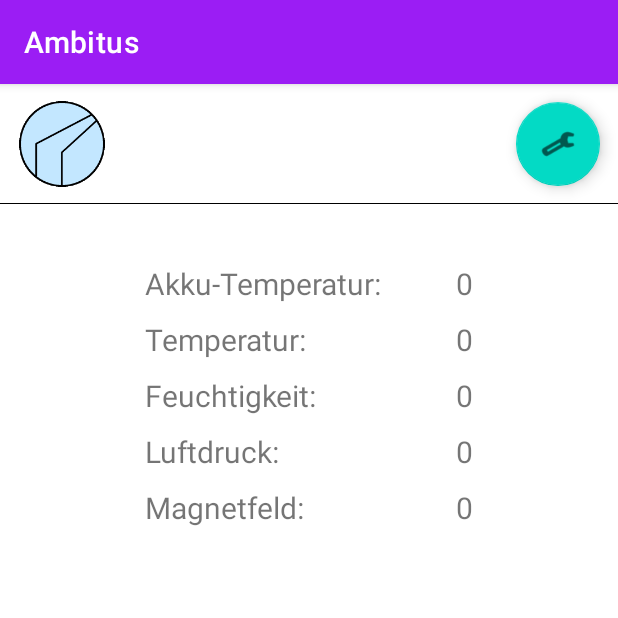
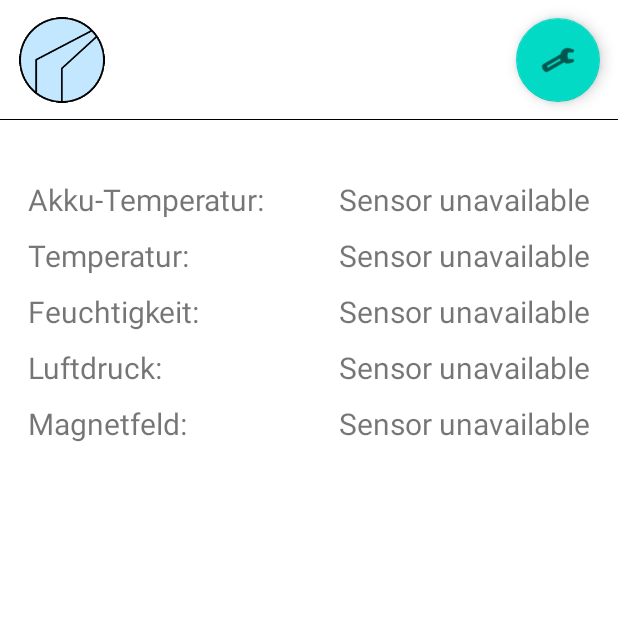
Before and after one commit to Monke457/Ambitus, an Android app: the screen it shows after launch (MainActivity), on a phone screen of 412 x 824 dp, the top half of it. Run offline under Robolectric (Android 15) with nearby library versions, the phone set to English and light mode, and no system bars.

Commit message:
add sensor functionality (#5)
Co-authored-by: bethw <beth.williams@bluewin.ch>

```diff
--- a/app/src/main/java/com/bsfh/bw/ambitus/MainActivity.java
+++ b/app/src/main/java/com/bsfh/bw/ambitus/MainActivity.java
@@ -1,28 +1,19 @@
 package com.bsfh.bw.ambitus;
 
-import android.hardware.Sensor;
-import android.hardware.SensorEvent;
-import android.hardware.SensorEventListener;
 import android.os.Bundle;
 
 import androidx.annotation.Nullable;
 import androidx.appcompat.app.AppCompatActivity;
 
-public class MainActivity extends AppCompatActivity implements SensorEventListener {
+public class MainActivity extends AppCompatActivity {
+
+
     @Override
     protected void onCreate(@Nullable Bundle savedInstanceState) {
         super.onCreate(savedInstanceState);
         setContentView(R.layout.activity_main);
-
-    }
-
-    @Override
-    public void onSensorChanged(SensorEvent event) {
-
-    }
-
-    @Override
-    public void onAccuracyChanged(Sensor sensor, int accuracy) {
-
+        if (getSupportActionBar() != null) {
+            getSupportActionBar().hide();
+        }
     }
 }
--- a/app/src/main/java/com/bsfh/bw/ambitus/MainFragment.java
+++ b/app/src/main/java/com/bsfh/bw/ambitus/MainFragment.java
@@ -1,9 +1,18 @@
 package com.bsfh.bw.ambitus;
 
+import static android.content.Context.SENSOR_SERVICE;
+
+import android.hardware.Sensor;
+import android.hardware.SensorEvent;
+import android.hardware.SensorEventListener;
+import android.hardware.SensorManager;
+import android.hardware.TriggerEvent;
+import android.hardware.TriggerEventListener;
 import android.os.Bundle;
 import android.view.LayoutInflater;
 import android.view.View;
 import android.view.ViewGroup;
+import android.widget.TextView;
 
 import androidx.annotation.NonNull;
 import androidx.annotation.Nullable;
@@ -12,7 +21,22 @@ import androidx.navigation.Navigation;
 
 import com.google.android.material.floatingactionbutton.FloatingActionButton;
 
-public class MainFragment extends Fragment {
+import java.util.Arrays;
+
+public class MainFragment extends Fragment implements SensorEventListener {
+
+    private SensorManager sensorManager;
+    private Sensor temperatureSensor;
+    private Sensor ambientTemperatureSensor;
+    private Sensor humiditySensor;
+    private Sensor pressureSensor;
+    private Sensor magnetSensor;
+
+    private TextView tempValueView;
+    private TextView ambientTempValueView;
+    private TextView humidityValueView;
+    private TextView pressureValueView;
+    private TextView magnetValueView;
 
     @Nullable
     @Override
@@ -24,7 +48,95 @@ public class MainFragment extends Fragment {
     public void onViewCreated(@NonNull View view, @Nullable Bundle savedInstanceState) {
         super.onViewCreated(view, savedInstanceState);
 
+        tempValueView = view.findViewById(R.id.battery_value);
+        ambientTempValueView = view.findViewById(R.id.temp_value);
+        humidityValueView = view.findViewById(R.id.humidity_value);
+        pressureValueView = view.findViewById(R.id.pressure_value);
+        magnetValueView = view.findViewById(R.id.magnet_value);
+
+        if (this.getActivity() != null) {
+            sensorManager = (SensorManager) this.getActivity().getSystemService(SENSOR_SERVICE);
+            temperatureSensor = sensorManager.getDefaultSensor(Sensor.TYPE_TEMPERATURE);
+            ambientTemperatureSensor = sensorManager.getDefaultSensor(Sensor.TYPE_AMBIENT_TEMPERATURE);
+            humiditySensor = sensorManager.getDefaultSensor(Sensor.TYPE_RELATIVE_HUMIDITY);
+            pressureSensor = sensorManager.getDefaultSensor(Sensor.TYPE_PRESSURE);
+            magnetSensor = sensorManager.getDefaultSensor(Sensor.TYPE_MAGNETIC_FIELD);
+
+            if (temperatureSensor == null) tempValueView.setText(R.string.sensor_unavailable);
+            if (ambientTemperatureSensor == null) ambientTempValueView.setText(R.string.sensor_unavailable);
+            if (humiditySensor == null) humidityValueView.setText(R.string.sensor_unavailable);
+            if (pressureSensor == null) pressureValueView.setText(R.string.sensor_unavailable);
+            if (magnetSensor == null) magnetValueView.setText(R.string.sensor_unavailable);
+        }
+
         FloatingActionButton settingsButton = view.findViewById(R.id.settings_button);
         settingsButton.setOnClickListener(v -> Navigation.findNavController(view).navigate(R.id.action_mainFragment_to_settingsFragment));
     }
+
+    @Override
+    public void onResume() {
+        super.onResume();
+        sensorManager.registerListener(this, temperatureSensor, SensorManager.SENSOR_DELAY_NORMAL);
+        sensorManager.registerListener(this, ambientTemperatureSensor, SensorManager.SENSOR_DELAY_NORMAL);
+        sensorManager.registerListener(this, humiditySensor, SensorManager.SENSOR_DELAY_NORMAL);
+        sensorManager.registerListener(this, pressureSensor, SensorManager.SENSOR_DELAY_NORMAL);
+        sensorManager.registerListener(this, magnetSensor, SensorManager.SENSOR_DELAY_NORMAL);
+    }
+
+    @Override
+    public void onPause() {
+        super.onPause();
+        sensorManager.unregisterListener(this);
+    }
+
+    @Override
+    public void onSensorChanged(SensorEvent event) {
+        switch (event.sensor.getType()) {
+            case Sensor.TYPE_TEMPERATURE:
+                updateTempValue(event.values);
+                break;
+            case Sensor.TYPE_AMBIENT_TEMPERATURE:
+                updateAmbientTempValue(event.values);
+                break;
+            case Sensor.TYPE_RELATIVE_HUMIDITY:
+                updateHumidityValue(event.values);
+                break;
+            case Sensor.TYPE_PRESSURE:
+                updatePressureValue(event.values);
+                break;
+            case Sensor.TYPE_MAGNETIC_FIELD:
+                updateMagnetValue(event.values);
+                break;
+            default: break;
+        }
+    }
+
+    @Override
+    public void onAccuracyChanged(Sensor sensor, int accuracy) {
+    }
+
+    private void updateTempValue(float[] values) {
+        String text = values[0] + "°C";
+        tempValueView.setText(text);
+    }
+
+    private void updateAmbientTempValue(float[] values) {
+        String text = values[0] + "°C";
+        ambientTempValueView.setText(text);
+    }
+
+    private void updateHumidityValue(float[] values) {
+        String text = values[0] + "%";
+        humidityValueView.setText(text);
+    }
+
+    private void updatePressureValue(float[] values) {
+        String text = values[0] + " hPa";
+        pressureValueView.setText(text);
+    }
+
+    private void updateMagnetValue(float[] values) {
+        String text = values[0] + " μT  " + values[1] + " μT  " + values[2] + " μT";
+        magnetValueView.setText(text);
+    }
 }
--- a/app/src/main/res/layout/fragment_main.xml
+++ b/app/src/main/res/layout/fragment_main.xml
@@ -109,7 +109,7 @@
                     android:layout_width="match_parent"
                     android:layout_height="wrap_content"
                     android:paddingBottom="10dp"
-                    android:text="0"
+                    android:text="0°C"
                     android:textSize="20sp" />
 
                 <TextView
@@ -117,7 +117,7 @@
                     android:layout_width="match_parent"
                     android:layout_height="wrap_content"
                     android:paddingBottom="10dp"
-                    android:text="0"
+                    android:text="0°C"
                     android:textSize="20sp" />
 
                 <TextView
@@ -125,7 +125,7 @@
                     android:layout_width="match_parent"
                     android:layout_height="wrap_content"
                     android:paddingBottom="10dp"
-                    android:text="0"
+                    android:text="0%"
                     android:textSize="20sp" />
 
                 <TextView
@@ -133,7 +133,7 @@
                     android:layout_width="match_parent"
                     android:layout_height="wrap_content"
                     android:paddingBottom="10dp"
-                    android:text="0"
+                    android:text="0hPa"
                     android:textSize="20sp" />
 
                 <TextView
@@ -141,7 +141,7 @@
                     android:layout_width="match_parent"
                     android:layout_height="wrap_content"
                     android:paddingBottom="10dp"
-                    android:text="0"
+                    android:text="0μT"
                     android:textSize="20sp" />
             </LinearLayout>
         </LinearLayout>
--- a/app/src/main/res/values/strings.xml
+++ b/app/src/main/res/values/strings.xml
@@ -21,4 +21,6 @@
     <string name="max_label">Max:</string>
     <string name="notifications_label">Notifications</string>
     <string name="reset_button">Reset</string>
+
+    <string name="sensor_unavailable">Sensor unavailable</string>
 </resources>
```
